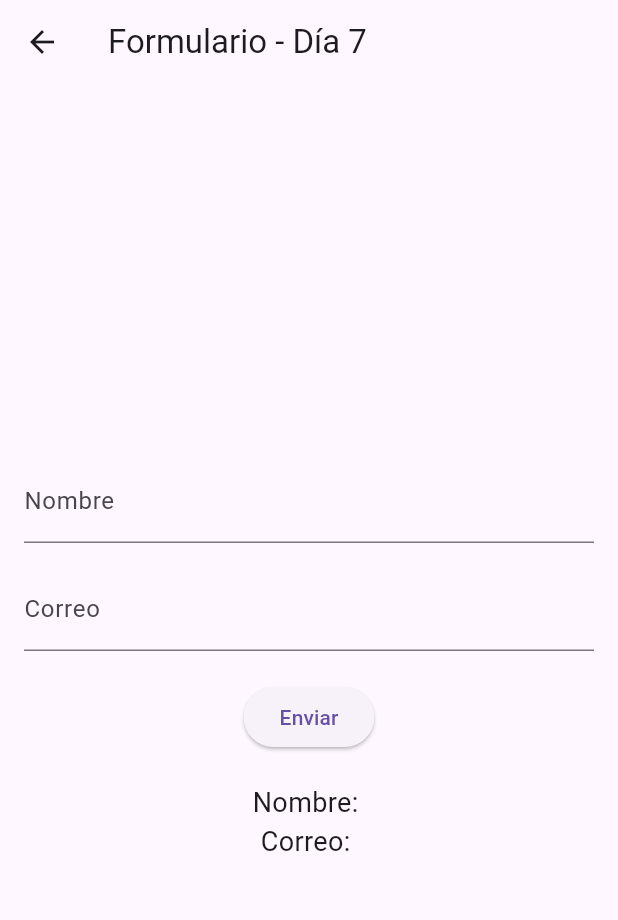
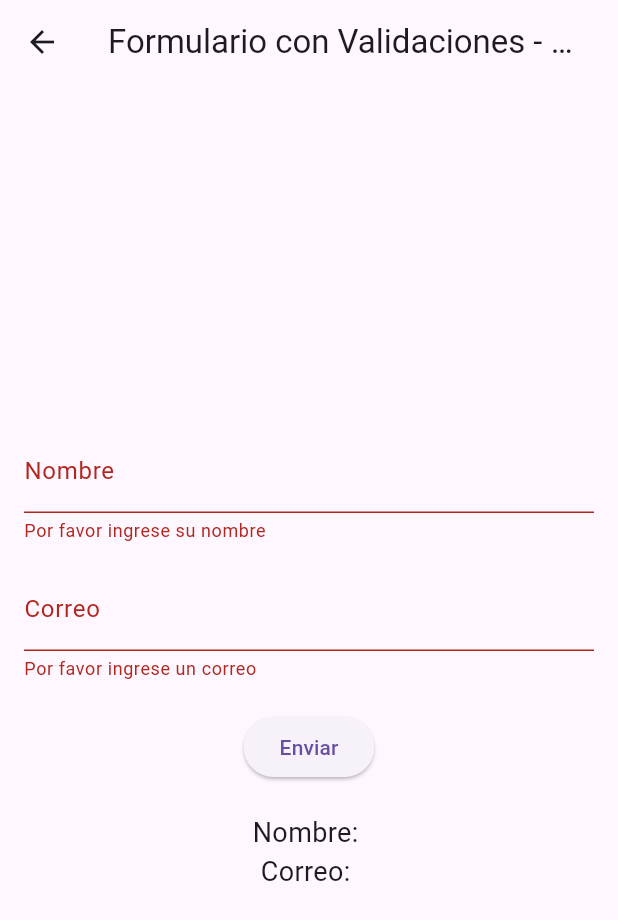
Before and after one commit to fercreek/flutter-30days-challenge, a Flutter app: the SecondPage screen opened directly, after a tap on "Enviar", on a phone screen of 412 x 824 dp. Shown: the top 920 px of the screen. Run offline on Flutter 3.47's test engine with Material 3 defaults, Android fonts, the phone set to English and light mode, and no system bars; Roboto replaces fonts that are missing (Arial).

Commit message:
Refactor SecondPage to include form validation for user input

```diff
--- a/lib/second_page.dart
+++ b/lib/second_page.dart
@@ -12,11 +12,24 @@ class _SecondPageState extends State<SecondPage> {
   String _name = '';
   String _email = '';
 
+  // Método para validar correo
+  String? _validateEmail(String? value) {
+    final emailPattern = r'^[\w-\.]+@([\w-]+\.)+[\w-]{2,4}$';
+    final regExp = RegExp(emailPattern);
+
+    if (value == null || value.isEmpty) {
+      return 'Por favor ingrese un correo';
+    } else if (!regExp.hasMatch(value)) {
+      return 'Ingrese un correo válido';
+    }
+    return null;
+  }
+
   @override
   Widget build(BuildContext context) {
     return Scaffold(
       appBar: AppBar(
-        title: const Text('Formulario - Día 7'),
+        title: const Text('Formulario con Validaciones - Día 8'),
       ),
       body: Padding(
         padding: const EdgeInsets.all(16.0),
@@ -25,9 +38,15 @@ class _SecondPageState extends State<SecondPage> {
           child: Column(
             mainAxisAlignment: MainAxisAlignment.center,
             children: <Widget>[
-              // Campo de Nombre
+              // Campo de Nombre con validación
               TextFormField(
                 decoration: const InputDecoration(labelText: 'Nombre'),
+                validator: (value) {
+                  if (value == null || value.isEmpty) {
+                    return 'Por favor ingrese su nombre';
+                  }
+                  return null;
+                },
                 onSaved: (value) {
                   setState(() {
                     _name = value ?? '';
@@ -35,9 +54,10 @@ class _SecondPageState extends State<SecondPage> {
                 },
               ),
               const SizedBox(height: 16),
-              // Campo de Correo
+              // Campo de Correo con validación
               TextFormField(
                 decoration: const InputDecoration(labelText: 'Correo'),
+                validator: _validateEmail,  // Utilizamos la función de validación personalizada
                 onSaved: (value) {
                   setState(() {
                     _email = value ?? '';
```
